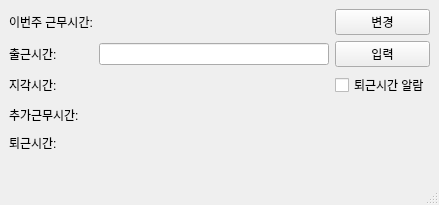
Old version of the form workhour.ui in the repository junhyungjin/workhour.
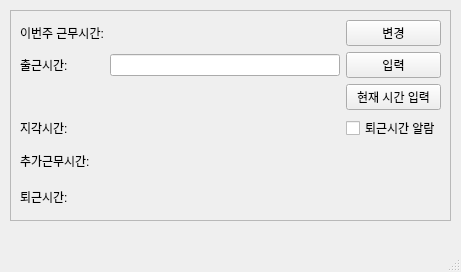
New version of the form.

What changed in the file:
```diff
--- a/workhour.ui
+++ b/workhour.ui
@@ -6,21 +6,36 @@
    <rect>
     <x>0</x>
     <y>0</y>
-    <width>439</width>
-    <height>205</height>
+    <width>461</width>
+    <height>272</height>
    </rect>
   </property>
   <property name="windowTitle">
    <string>Workhour</string>
   </property>
   <widget class="QWidget" name="centralwidget">
+   <widget class="QFrame" name="frame">
+    <property name="geometry">
+     <rect>
+      <x>10</x>
+      <y>10</y>
+      <width>441</width>
+      <height>211</height>
+     </rect>
+    </property>
+    <property name="frameShape">
+     <enum>QFrame::StyledPanel</enum>
+    </property>
+    <property name="frameShadow">
+     <enum>QFrame::Raised</enum>
+    </property>
    <widget class="QWidget" name="gridLayoutWidget">
     <property name="geometry">
      <rect>
-      <x>9</x>
-      <y>9</y>
+       <x>10</x>
+       <y>10</y>
       <width>421</width>
-      <height>145</height>
+       <height>191</height>
      </rect>
     </property>
     <layout class="QGridLayout" name="gridLayout">
@@ -34,7 +49,7 @@
      <item row="1" column="1">
       <widget class="QLineEdit" name="startWorkTime"/>
      </item>
-     <item row="4" column="0">
+      <item row="7" column="0">
       <widget class="QLabel" name="label">
        <property name="text">
         <string>퇴근시간:</string>
@@ -48,42 +63,28 @@
        </property>
       </widget>
      </item>
-     <item row="2" column="0">
+      <item row="3" column="0">
       <widget class="QLabel" name="label_4">
        <property name="text">
         <string>지각시간:</string>
        </property>
       </widget>
      </item>
-     <item row="4" column="1">
+      <item row="6" column="1">
+       <widget class="QLabel" name="addWorkHourLabel">
+        <property name="text">
+         <string/>
+        </property>
+       </widget>
+      </item>
+      <item row="7" column="1">
       <widget class="QLabel" name="endWorkTimeLabel">
        <property name="text">
         <string/>
        </property>
       </widget>
      </item>
-     <item row="2" column="1">
-      <widget class="QLabel" name="lateWorkLabel">
-       <property name="text">
-        <string/>
-       </property>
-      </widget>
-     </item>
-     <item row="0" column="1">
-      <widget class="QLabel" name="weekWorkHourLabel">
-       <property name="text">
-        <string/>
-       </property>
-      </widget>
-     </item>
-     <item row="1" column="0">
-      <widget class="QLabel" name="label_2">
-       <property name="text">
-        <string>출근시간:</string>
-       </property>
-      </widget>
-     </item>
-     <item row="3" column="0">
+      <item row="6" column="0">
       <widget class="QLabel" name="label_5">
        <property name="text">
         <string>추가근무시간:</string>
@@ -91,7 +92,14 @@
       </widget>
      </item>
      <item row="3" column="1">
-      <widget class="QLabel" name="addWorkHourLabel">
+       <widget class="QLabel" name="lateWorkLabel">
+        <property name="text">
+         <string/>
+        </property>
+       </widget>
+      </item>
+      <item row="0" column="1">
+       <widget class="QLabel" name="weekWorkHourLabel">
        <property name="text">
         <string/>
        </property>
@@ -104,22 +112,37 @@
        </property>
       </widget>
      </item>
-     <item row="2" column="2">
+      <item row="3" column="2">
       <widget class="QCheckBox" name="endWorkAlarmChkBox">
        <property name="text">
         <string>퇴근시간 알람</string>
        </property>
       </widget>
      </item>
+      <item row="1" column="0">
+       <widget class="QLabel" name="label_2">
+        <property name="text">
+         <string>출근시간:</string>
+        </property>
+       </widget>
+      </item>
+      <item row="2" column="2">
+       <widget class="QPushButton" name="curTimeBtn">
+        <property name="text">
+         <string>현재 시간 입력</string>
+        </property>
+       </widget>
+      </item>
     </layout>
    </widget>
   </widget>
+  </widget>
   <widget class="QMenuBar" name="menubar">
    <property name="geometry">
     <rect>
      <x>0</x>
      <y>0</y>
-     <width>439</width>
+     <width>461</width>
      <height>22</height>
     </rect>
    </property>
```
Lines whose indentation alone changed are shown as unchanged.
